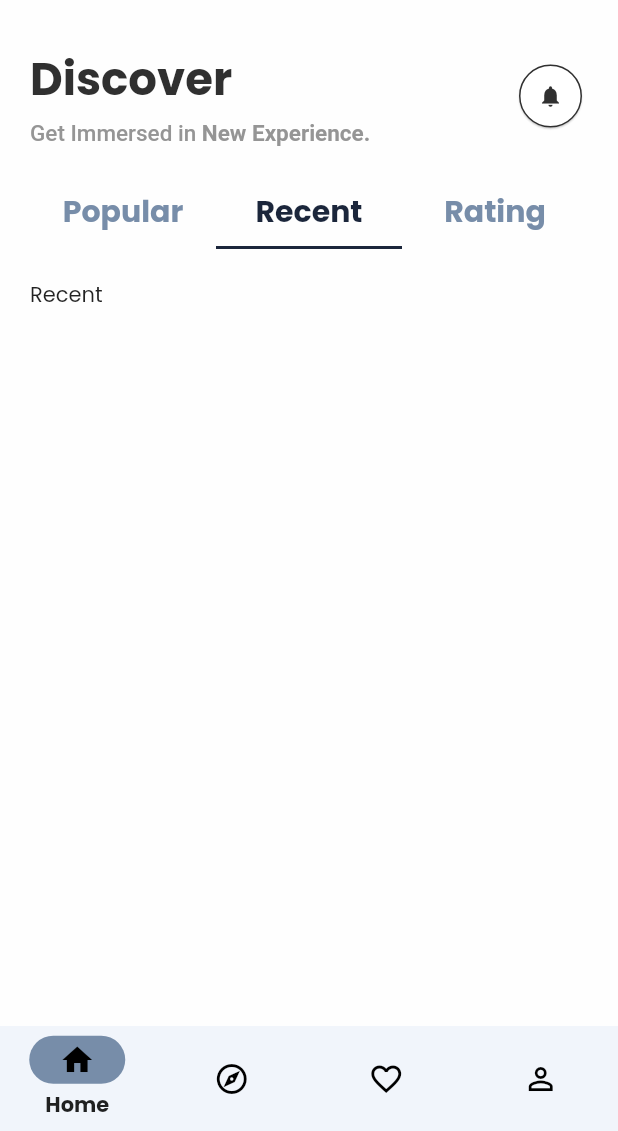
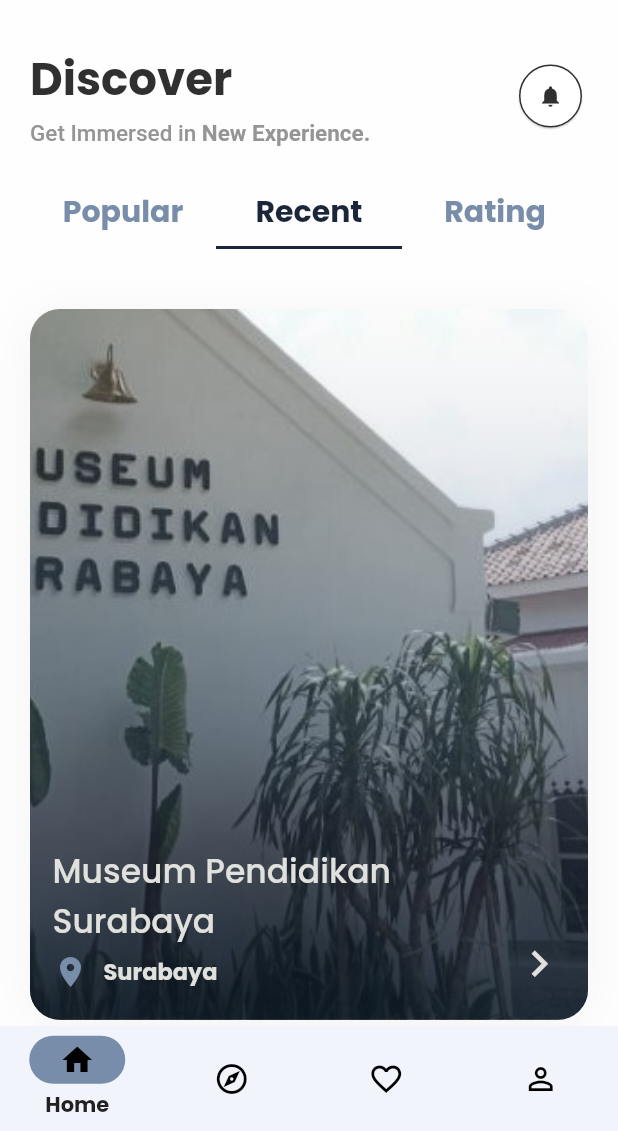
Before and after one commit to Uyeye03/Virtual_Tour_Museum, a Flutter app: the screen it shows after launch, tab 2 chosen, on a phone screen of 412 x 824 dp, the part 105-1236 px from its top. Run offline on Flutter 3.47's test engine with Material 2 defaults, Android fonts, the phone set to English and light mode, and no system bars.

```diff
--- a/lib/screens/home/header.dart
+++ b/lib/screens/home/header.dart
@@ -9,7 +9,10 @@
 
   @override
   Widget build(BuildContext context) {
-    return Container(
+    return Padding(
+      padding: const EdgeInsets.only(
+          left: kDefaultPadding, top: kDefaultPadding, right: kDefaultPadding),
+      child: Container(
         width: double.infinity,
         child: Column(
           crossAxisAlignment: CrossAxisAlignment.start,
@@ -68,6 +71,7 @@
             )
           ],
         ),
+      ),
     );
   }
 }
--- a/lib/screens/home/home.dart
+++ b/lib/screens/home/home.dart
@@ -3,6 +3,9 @@
 import 'package:virtual_tour_museum/models/museum.dart';
 import 'package:virtual_tour_museum/screens/home/museum_card.dart';
 import 'package:virtual_tour_museum/screens/home/header.dart';
+import 'package:virtual_tour_museum/screens/home/tabbar_view.dart';
+
+import 'tabbar.dart';
 
 class HomePage extends StatefulWidget {
   const HomePage({Key? key}) : super(key: key);
@@ -14,13 +17,7 @@
 class _HomePageState extends State<HomePage> with TickerProviderStateMixin {
   late AnimationController _controller;
 
-  List images = [
-    'museum_10_november.jpg',
-    'museum_majapahit_trowulan.jpg',
-    'museum_pendidikan_surabaya.jpg'
-  ];
-
-  List<Museum> museums = [
+  List<Museum> popular = [
     Museum(
       id: 0,
       nama: 'Museum 10 November',
@@ -35,11 +32,89 @@
     ),
     Museum(
       id: 0,
-      nama: 'Museum Majapahait',
+      nama: 'Museum Majapahit',
       gambarUtama: 'museum_majapahit_trowulan.jpg',
       alamatLengkap:
           'Pendopo Agung St, Ngelinguk, Trowulan, Mojokerto, East Java',
       alamatKota: 'Mojokerto',
+      deskripsi: 'None',
+      linkGoogleMap: 'https://genta.petra.ac.id/',
+      linkVirtualTour: 'https://genta.petra.ac.id/',
+      listKomentar: [],
+    ),
+    Museum(
+      id: 0,
+      nama: 'Museum Pendidikan Surabaya',
+      gambarUtama: 'museum_pendidikan_surabaya.jpg',
+      alamatLengkap:
+          'Genteng Kali St. No.10, Genteng, Surabaya City, East Java',
+      alamatKota: 'Surabaya',
+      deskripsi: 'None',
+      linkGoogleMap: 'https://genta.petra.ac.id/',
+      linkVirtualTour: 'https://genta.petra.ac.id/',
+      listKomentar: [],
+    ),
+  ];
+
+  List<Museum> recent = [
+    Museum(
+      id: 0,
+      nama: 'Museum Pendidikan Surabaya',
+      gambarUtama: 'museum_pendidikan_surabaya.jpg',
+      alamatLengkap:
+          'Genteng Kali St. No.10, Genteng, Surabaya City, East Java',
+      alamatKota: 'Surabaya',
+      deskripsi: 'None',
+      linkGoogleMap: 'https://genta.petra.ac.id/',
+      linkVirtualTour: 'https://genta.petra.ac.id/',
+      listKomentar: [],
+    ),
+    Museum(
+      id: 0,
+      nama: 'Museum Majapahit',
+      gambarUtama: 'museum_majapahit_trowulan.jpg',
+      alamatLengkap:
+          'Pendopo Agung St, Ngelinguk, Trowulan, Mojokerto, East Java',
+      alamatKota: 'Mojokerto',
+      deskripsi: 'None',
+      linkGoogleMap: 'https://genta.petra.ac.id/',
+      linkVirtualTour: 'https://genta.petra.ac.id/',
+      listKomentar: [],
+    ),
+    Museum(
+      id: 0,
+      nama: 'Museum 10 November',
+      gambarUtama: 'museum_10_november.jpg',
+      alamatLengkap:
+          'Pahlawan St, Alun-alun Contong, Bubutan, Surabaya City, East Java',
+      alamatKota: 'Surabaya',
+      deskripsi: 'None',
+      linkGoogleMap: 'https://genta.petra.ac.id/',
+      linkVirtualTour: 'https://genta.petra.ac.id/',
+      listKomentar: [],
+    ),
+  ];
+
+  List<Museum> rating = [
+    Museum(
+      id: 0,
+      nama: 'Museum Majapahit',
+      gambarUtama: 'museum_majapahit_trowulan.jpg',
+      alamatLengkap:
+          'Pendopo Agung St, Ngelinguk, Trowulan, Mojokerto, East Java',
+      alamatKota: 'Mojokerto',
+      deskripsi: 'None',
+      linkGoogleMap: 'https://genta.petra.ac.id/',
+      linkVirtualTour: 'https://genta.petra.ac.id/',
+      listKomentar: [],
+    ),
+    Museum(
+      id: 0,
+      nama: 'Museum 10 November',
+      gambarUtama: 'museum_10_november.jpg',
+      alamatLengkap:
+          'Pahlawan St, Alun-alun Contong, Bubutan, Surabaya City, East Java',
+      alamatKota: 'Surabaya',
       deskripsi: 'None',
       linkGoogleMap: 'https://genta.petra.ac.id/',
       linkVirtualTour: 'https://genta.petra.ac.id/',
@@ -77,138 +152,25 @@
     var size = MediaQuery.of(context).size;
 
     return Scaffold(
-      body: SingleChildScrollView(
-        child: Container(
-          child: Padding(
-            padding: const EdgeInsets.all(kDefaultPadding),
+      body: Container(
+        child: SingleChildScrollView(
+          physics: BouncingScrollPhysics(),
           child: Column(
+            mainAxisSize: MainAxisSize.min,
             children: [
               const HomeHeader(),
               TabBarSection(tabController: _tabController),
               HomeDiscoverSection(
                 size: size,
                 tabController: _tabController,
-                  museums: museums,
+                popular: popular,
+                recent: recent,
+                rating: rating,
               ),
             ],
-            ),
           ),
         ),
       ),
     );
   }
 }
-
-class HomeDiscoverSection extends StatelessWidget {
-  const HomeDiscoverSection({
-    Key? key,
-    required this.size,
-    required TabController tabController,
-    required this.museums,
-  })  : _tabController = tabController,
-        super(key: key);
-
-  final Size size;
-  final TabController _tabController;
-  final List<Museum> museums;
-
-  @override
-  Widget build(BuildContext context) {
-    return SizedBox(
-      width: size.width,
-      height: 375,
-      child: TabBarView(
-        controller: _tabController,
-        children: [
-          // popular section
-          ListView.builder(
-            itemCount: museums.length,
-            scrollDirection: Axis.horizontal,
-            itemBuilder: (_, index) {
-              return MuseumCard(
-                name: museums[index].nama,
-                image: museums[index].gambarUtama,
-                address: museums[index].alamatKota,
-              );
-            },
-          ),
-
-          // recent section
-          const Text('Recent'),
-
-          // rating section
-          const Text('Rating'),
-        ],
-      ),
-    );
-  }
-}
-
-class TabBarSection extends StatelessWidget {
-  const TabBarSection({
-    Key? key,
-    required TabController tabController,
-  })  : _tabController = tabController,
-        super(key: key);
-
-  final TabController _tabController;
-
-  @override
-  Widget build(BuildContext context) {
-    return Container(
-      padding: const EdgeInsets.symmetric(vertical: kDefaultPadding),
-      child: Align(
-        alignment: Alignment.centerLeft,
-        child: TabBar(
-          controller: _tabController,
-          labelColor: kPrimaryColor,
-          unselectedLabelColor: kSecondaryColor,
-          labelStyle: const TextStyle(
-            fontSize: 20,
-            fontWeight: FontWeight.w600,
-          ),
-          indicatorColor: kPrimaryColor,
-          tabs: const [
-            Tab(
-              text: 'Popular',
-            ),
-            Tab(
-              text: 'Recent',
-            ),
-            Tab(
-              text: 'Rating',
-            )
-          ],
-        ),
-      ),
-    );
-  }
-}
-
-class CircleTabIndicator extends Decoration {
-  final Color color;
-  double radius;
-
-  CircleTabIndicator({required this.color, required this.radius});
-
-  @override
-  BoxPainter createBoxPainter([VoidCallback? onChanged]) {
-    return _CirclePainter(color: color, radius: radius);
-  }
-}
-
-class _CirclePainter extends BoxPainter {
-  final double radius;
-  late Color color;
-  _CirclePainter({required this.color, required this.radius});
-
-  @override
-  void paint(Canvas canvas, Offset offset, ImageConfiguration cfg) {
-    late Paint _paint;
-    _paint = Paint()..color = color;
-    _paint = _paint..isAntiAlias = true;
-    final Offset circleOffset =
-        offset + Offset(cfg.size!.width / 2, cfg.size!.height - radius);
-    canvas.drawCircle(circleOffset, radius, _paint);
-  }
-}
--- a/lib/screens/home/museum_card.dart
+++ b/lib/screens/home/museum_card.dart
@@ -2,15 +2,19 @@
 import 'package:virtual_tour_museum/constants.dart';
 
 class MuseumCard extends StatelessWidget {
+  final int index;
   final String name;
   final String image;
   final String address;
+  final int length;
 
   const MuseumCard(
       {Key? key,
+      required this.index,
       required this.name,
       required this.image,
-      required this.address})
+      required this.address,
+      required this.length})
       : super(key: key);
 
   @override
@@ -20,10 +24,18 @@
     return Column(
       children: [
         Padding(
-          padding: const EdgeInsets.only(right: 15),
+          // padding: (index != length - 1)
+          //     ? const EdgeInsets.only(left: kDefaultPadding)
+          //     : const EdgeInsets.symmetric(
+          //         horizontal: kDefaultPadding,
+          //       ),
+          padding: const EdgeInsets.only(
+              left: kDefaultPadding,
+              top: kDefaultPadding,
+              right: kDefaultPadding),
           child: Container(
-            height: 375,
-            width: 275,
+            height: size.height * 0.575,
+            width: size.width,
             decoration: BoxDecoration(
               color: Colors.white,
               borderRadius: BorderRadius.circular(20),
@@ -93,7 +105,7 @@
   Widget build(BuildContext context) {
     return Container(
       padding: const EdgeInsets.symmetric(
-        horizontal: 10,
+        horizontal: 15,
         vertical: kDefaultPadding,
       ),
       child: Row(
@@ -110,7 +122,7 @@
                       name,
                       style: TextStyle(
                         color: Color(0xFFE0E1DD),
-                        fontSize: 18,
+                        fontSize: 22,
                         fontWeight: FontWeight.w500,
                       ),
                     ),
--- /dev/null
+++ b/lib/screens/home/tabbar.dart
@@ -0,0 +1,45 @@
+import 'package:flutter/material.dart';
+import 'package:virtual_tour_museum/constants.dart';
+
+class TabBarSection extends StatelessWidget {
+  const TabBarSection({
+    Key? key,
+    required TabController tabController,
+  })  : _tabController = tabController,
+        super(key: key);
+
+  final TabController _tabController;
+
+  @override
+  Widget build(BuildContext context) {
+    return Container(
+      padding: const EdgeInsets.symmetric(
+          vertical: kDefaultPadding, horizontal: kDefaultPadding),
+      child: Align(
+        alignment: Alignment.centerLeft,
+        child: TabBar(
+          // isScrollable: true,  // ini dipake kalau nanti mau nambah tabbar baru biar scrollable
+          controller: _tabController,
+          labelColor: kPrimaryColor,
+          unselectedLabelColor: kSecondaryColor,
+          labelStyle: const TextStyle(
+            fontSize: 20,
+            fontWeight: FontWeight.w600,
+          ),
+          indicatorColor: kPrimaryColor,
+          tabs: const [
+            Tab(
+              text: 'Popular',
+            ),
+            Tab(
+              text: 'Recent',
+            ),
+            Tab(
+              text: 'Rating',
+            ),
+          ],
+        ),
+      ),
+    );
+  }
+}
--- /dev/null
+++ b/lib/screens/home/tabbar_view.dart
@@ -0,0 +1,63 @@
+import 'package:flutter/material.dart';
+import 'package:virtual_tour_museum/constants.dart';
+import 'package:virtual_tour_museum/models/museum.dart';
+import 'package:virtual_tour_museum/screens/home/museum_card.dart';
+
+class HomeDiscoverSection extends StatelessWidget {
+  const HomeDiscoverSection({
+    Key? key,
+    required this.size,
+    required TabController tabController,
+    required this.popular,
+    required this.recent,
+    required this.rating,
+  })  : _tabController = tabController,
+        super(key: key);
+
+  final Size size;
+  final TabController _tabController;
+
+  final List<Museum> popular;
+  final List<Museum> recent;
+  final List<Museum> rating;
+
+  @override
+  Widget build(BuildContext context) {
+    return Container(
+      width: size.width,
+      height: (size.height * 0.575 + kDefaultPadding) * popular.length,
+      margin: const EdgeInsets.only(bottom: 25),
+      child: TabBarView(
+        controller: _tabController,
+        children: [
+          // popular section
+          _customListView(popular),
+
+          // recent section
+          _customListView(recent),
+
+          // rating section
+          _customListView(rating),
+        ],
+      ),
+    );
+  }
+
+  ListView _customListView(List<Museum> data) {
+    return ListView.builder(
+      itemCount: data.length,
+      scrollDirection: Axis.vertical,
+      physics: const NeverScrollableScrollPhysics(),
+      shrinkWrap: true,
+      itemBuilder: (_, index) {
+        return MuseumCard(
+          index: index,
+          name: data[index].nama,
+          image: data[index].gambarUtama,
+          address: data[index].alamatKota,
+          length: data.length,
+        );
+      },
+    );
+  }
+}
```
Lines whose indentation alone changed are shown as unchanged.
